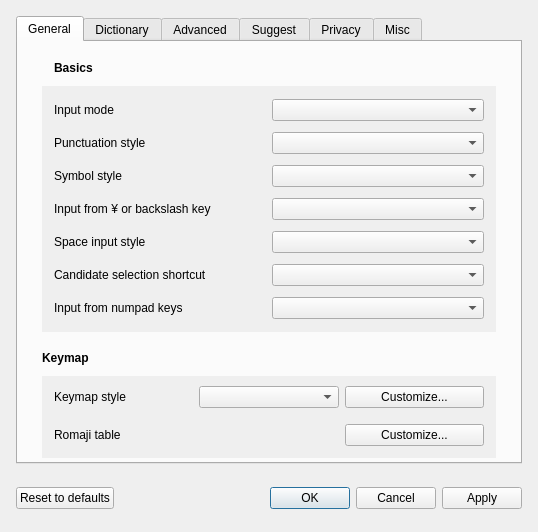
This is src/gui/config_dialog/config_dialog.ui in yoshikiobata/mozc as Qt 5 draws it before an edit. The edited form follows.
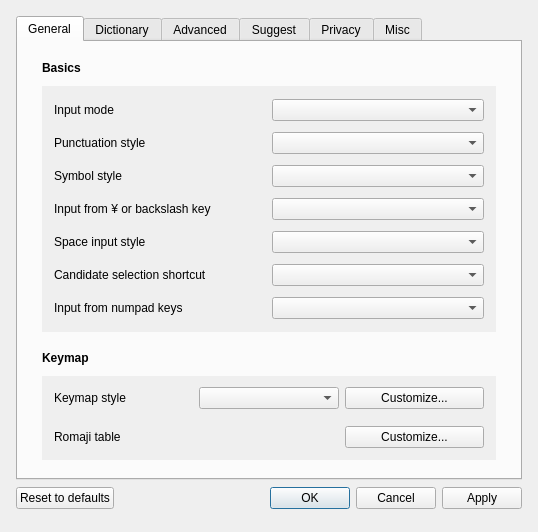
This is the edited form. Custom widgets are drawn as their Qt base class.

```diff
--- a/src/gui/config_dialog/config_dialog.ui
+++ b/src/gui/config_dialog/config_dialog.ui
@@ -77,7 +77,7 @@
       <x>16</x>
       <y>16</y>
       <width>506</width>
-      <height>448</height>
+      <height>464</height>
      </rect>
     </property>
     <property name="currentIndex">
@@ -205,7 +205,7 @@
         <x>24</x>
         <y>334</y>
         <width>454</width>
-        <height>82</height>
+        <height>84</height>
        </rect>
       </property>
       <property name="frameShape">
@@ -223,7 +223,7 @@
         <x>0</x>
         <y>0</y>
         <width>454</width>
-        <height>82</height>
+        <height>84</height>
        </rect>
       </property>
       <property name="autoFillBackground">
@@ -285,7 +285,7 @@
         <widget class="QLabel" name="basicsLabel">
       <property name="geometry">
        <rect>
-        <x>36</x>
+        <x>24</x>
         <y>16</y>
         <width>200</width>
         <height>20</height>
```
